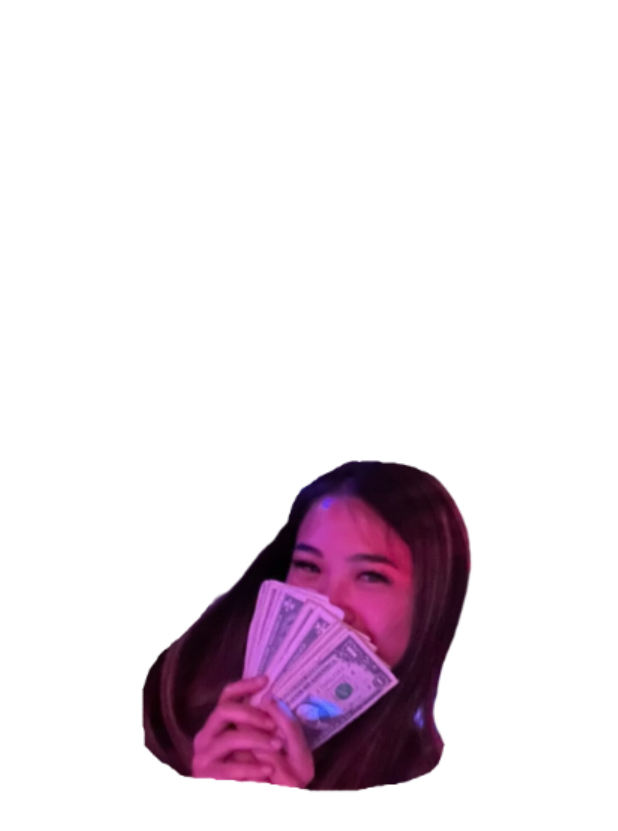
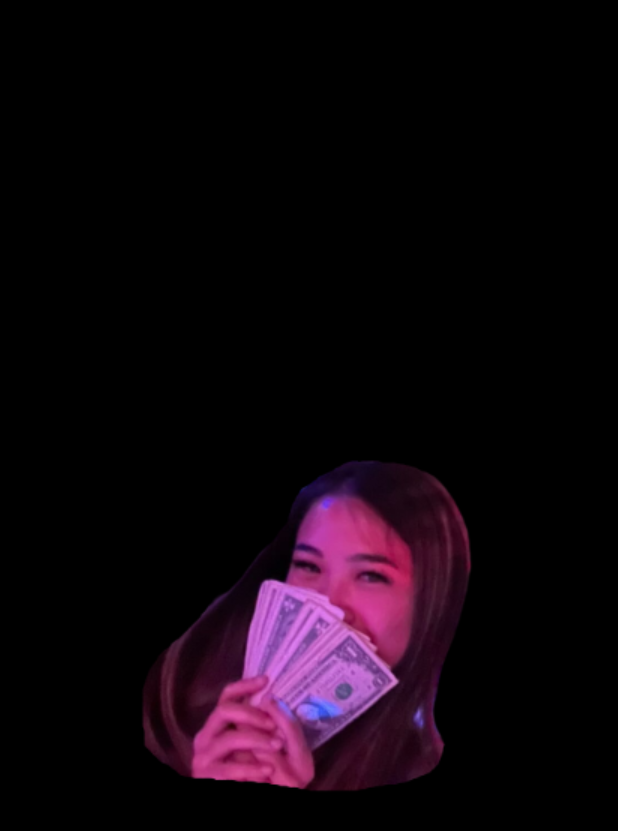
Before and after one commit to phamsarah/CryptoPortfolioApp, an Android app: the screen it shows after launch (MainActivity), on a phone screen of 412 x 824 dp. Shown: the top 831 px of the screen. Run offline under Robolectric (Android 15) with nearby library versions, the phone set to English and light mode, and no system bars; our stand-ins replace data binding, navigation-ui; libraries missing offline, so code that uses them is left out: com.pierfrancescosoffritti.androidyoutubeplayer; plain views replace YouTubePlayerView; 3 statements that could not run were skipped.

Commit message:
Resolved background color for the Loading Spinner and the notification bar
TODO:
- Fix transitions
- Fix Notification Bar, its black and cannot see the battery or internet
- Implement Coroutines - async call the Exchanges tasks upon app launch
- Implement Services Library
- Use Explicit/Implicit intent
- Implement WorkManager
- Draw more images that are a phone size
- Make new money icon and app Icon

```diff
--- a/app/src/main/res/layout/activity_main.xml
+++ b/app/src/main/res/layout/activity_main.xml
@@ -6,7 +6,8 @@
     <androidx.constraintlayout.widget.ConstraintLayout
         android:layout_width="match_parent"
         android:layout_height="match_parent"
-        tools:context="com.example.sarahsapp.activities.MainActivity">
+        tools:context="com.example.sarahsapp.activities.MainActivity"
+        android:background="@color/black">
 
         <fragment
             android:id="@+id/nav_host_fragment"
--- a/app/src/main/res/values-night/themes.xml
+++ b/app/src/main/res/values-night/themes.xml
@@ -8,7 +8,7 @@
         <item name="colorSecondaryVariant">@color/teal_200</item>
         <item name="colorOnSecondary">@color/black</item>
         <!-- Status bar color. -->
-        <item name="android:statusBarColor" tools:targetApi="l">?attr/colorPrimaryVariant</item>
+        <item name="android:statusBarColor" tools:targetApi="l">@color/black</item>
         <!-- Customize your theme here. -->
     </style>
 
--- a/app/src/main/res/values/themes.xml
+++ b/app/src/main/res/values/themes.xml
@@ -30,7 +30,7 @@
     <style name="Theme.Reply.DayNight" parent="Theme.Reply"/>
 
     <style name="Theme.Reply" parent="Theme.MaterialComponents.DayNight.NoActionBar">
-        <item name="android:windowFullscreen">true</item>
+        <item name="android:windowFullscreen">false</item>
         <item name="android:windowContentOverlay">@null</item>
 
         <item name="textAppearanceBody1">@style/TextAppearance.Reply.Body1</item>
@@ -53,7 +53,9 @@
 
         <!--System/Platform attributes-->
         <item name="android:windowBackground">?android:colorBackground</item>
-<!--        <item name="android:windowLightStatusBar" tools:ignore="NewApi">true</item>-->
+
+        <!-- Status bar color. -->
+        <item name="android:statusBarColor" tools:targetApi="l">@color/black</item>
     </style>
 
 </resources>
```
